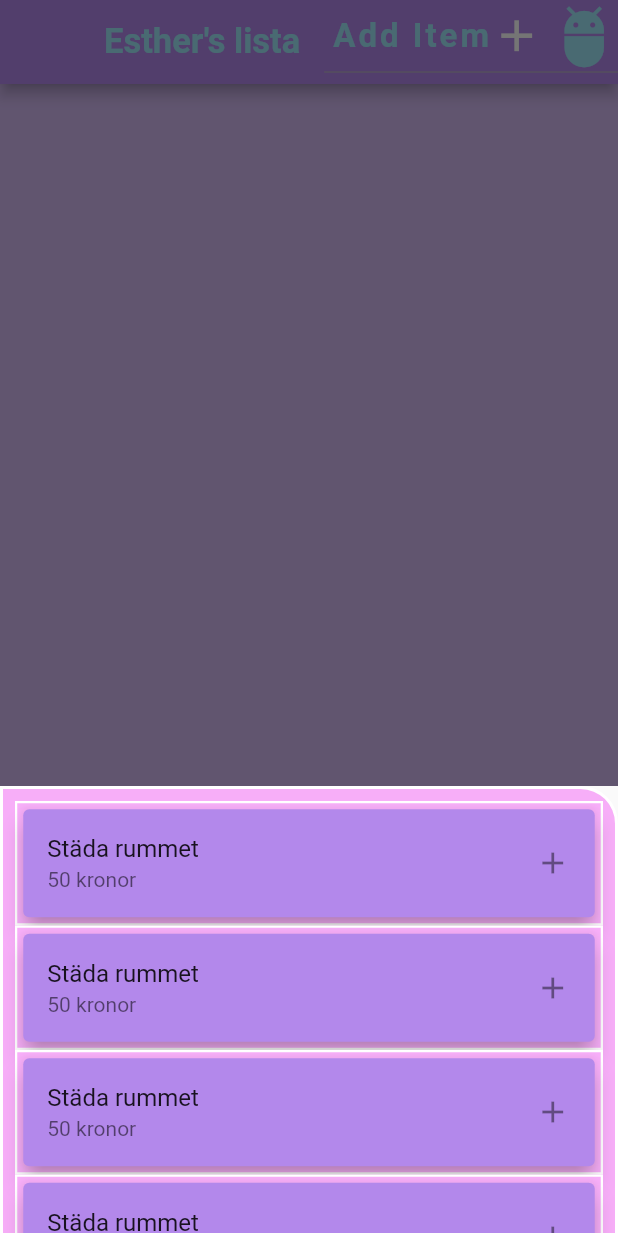
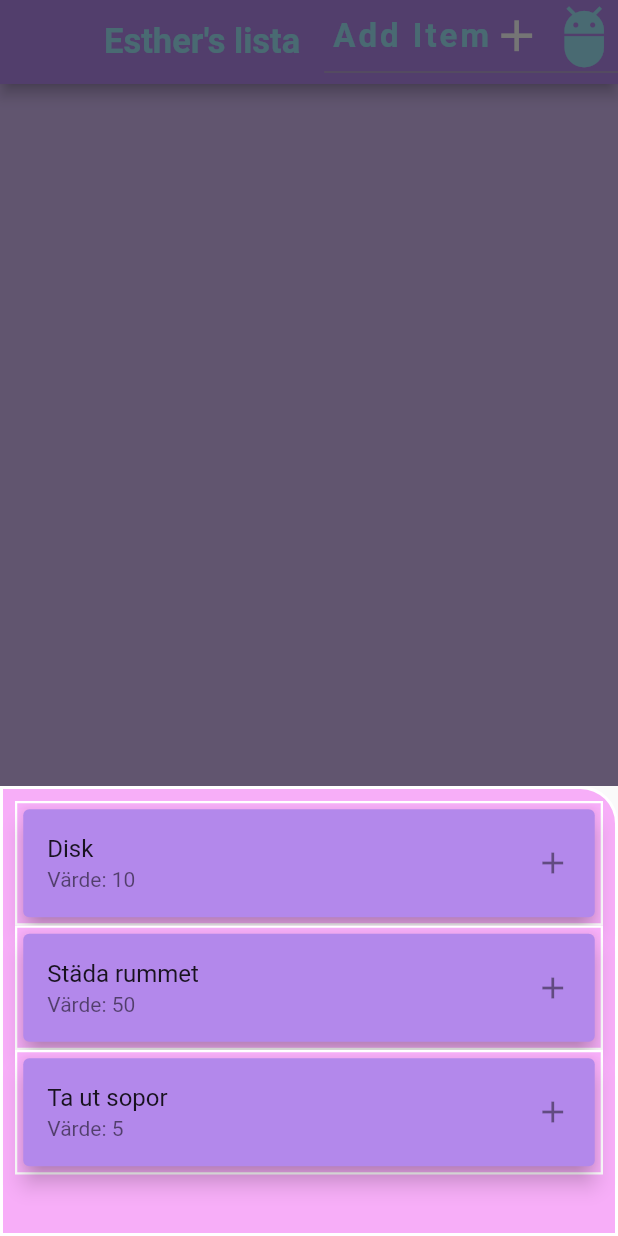
Before and after one commit to Borgersen84/weekly_allowance_app, a Flutter app: the screen it shows after launch, after a tap on the "add" icon, on a phone screen of 412 x 824 dp. Run offline on Flutter 3.47's test engine with Material 2 defaults, Android fonts, the phone set to English and light mode, and no system bars.

Commit message:
Refactor + creation of classes for new tasks and finished tasks

```diff
--- /dev/null
+++ b/lib/models/finished_task.dart
@@ -0,0 +1,19 @@
+import 'package:intl/intl.dart';
+
+class FinishedTask {
+  String _taskTitle;
+  String _taskSubmitted;
+  int _valueOfTask;
+
+  FinishedTask(this._taskTitle, this._valueOfTask);
+
+  String get taskTitle => _taskTitle;
+  int get valueOfTask => _valueOfTask;
+
+  void setTaskSubmitted(DateTime timeNow) {
+    DateFormat format = DateFormat("yyyy-MM-dd - kk:mm:ss");
+    _taskSubmitted = format.format(timeNow);
+  }
+
+  String get taskSubmitted => _taskSubmitted;
+}
--- /dev/null
+++ b/lib/models/new_task.dart
@@ -0,0 +1,13 @@
+import 'package:flutter/material.dart';
+
+class NewTask {
+  String _taskTitle;
+  int _taskValue;
+  Icon _taskIcon;
+
+  NewTask(this._taskTitle, this._taskValue, this._taskIcon);
+
+  String get taskTitle => _taskTitle;
+  int get taskValue => _taskValue;
+  Icon get taskIcon => _taskIcon;
+}
--- a/lib/screens/start_screen.dart
+++ b/lib/screens/start_screen.dart
@@ -1,28 +1,15 @@
+import 'package:esther_money_app/models/new_task.dart';
+import 'package:esther_money_app/utilities/complete_task_list.dart';
 import 'package:flutter/material.dart';
 import 'package:esther_money_app/widgets/drop_down_button.dart';
 import 'dart:core';
 import 'package:esther_money_app/utilities/constants.dart';
 import 'package:esther_money_app/widgets/menuitems/menu_item_row.dart';
 import 'package:esther_money_app/widgets/menuitems/menu_item_container.dart';
-import 'package:intl/intl.dart';
 import 'package:esther_money_app/models/weekly_money_model.dart';
+import 'package:esther_money_app/models/finished_task.dart';
 
 class StartScreen extends StatefulWidget {
-  static ListTile mainTile = ListTile(
-    title: Text("Uppgift: Disk"),
-    subtitle: Text(money),
-    onTap: () {
-      print("on tap working");
-    },
-    trailing: Text("Utförd: $thisTime"),
-  );
-
-  static DateFormat format = DateFormat("yyyy-MM-dd - kk:mm:ss");
-  static DateTime time = DateTime.now();
-  static String thisTime = format.format(time);
-  static String money = "Värde: 25 SEK";
-  static List<ListTile> myMainList = [];
-
   @override
   _StartScreenState createState() => _StartScreenState();
 }
@@ -31,22 +18,35 @@ class _StartScreenState extends State<StartScreen> {
   ListTile tile;
   List<ListTile> finishedTasks = [];
   List<ListTile> tasksToAdd = [];
+  List<NewTask> newTasks = [];
+  CompleteTaskList taskList2 = CompleteTaskList();
+
+  void addTaskToList(int index) {
+    NewTask task = newTasks[index];
+    FinishedTask newTask = FinishedTask(task.taskTitle, task.taskValue);
+    newTask.setTaskSubmitted(DateTime.now());
+    ListTile tile = ListTile(
+      title: Text(newTask.taskTitle),
+      subtitle: Text("Värde: " + newTask.valueOfTask.toString() + " SEK"),
+      trailing: Text(newTask.taskSubmitted),
+    );
+    finishedTasks.add(tile);
+  }
 
   @override
   void initState() {
     super.initState();
-    tile = ListTile(
-      title: Text("Städa rummet"),
-      trailing: Icon(Icons.add),
-      subtitle: Text("50 kronor"),
-    );
+    newTasks = taskList2.task_list;
 
-    tasksToAdd.add(tile);
-    tasksToAdd.add(tile);
-    tasksToAdd.add(tile);
-    tasksToAdd.add(tile);
-    tasksToAdd.add(tile);
-    tasksToAdd.add(tile);
+    for (NewTask task in newTasks) {
+      tile = ListTile(
+        title: Text(task.taskTitle),
+        subtitle: Text("Värde: " + task.taskValue.toString()),
+        trailing: task.taskIcon,
+      );
+
+      tasksToAdd.add(tile);
+    }
   }
 
   WeeklyMoney moneyWeekly = WeeklyMoney(
@@ -65,10 +65,6 @@ class _StartScreenState extends State<StartScreen> {
     },
   );
 
-  void addToList() {
-    StartScreen.myMainList.add(StartScreen.mainTile);
-  }
-
   List<DropdownMenuItem> addItems() {
     List<DropdownMenuItem> menuItems = [];
     menuItems.add(dropDown);
@@ -76,18 +72,6 @@ class _StartScreenState extends State<StartScreen> {
     menuItems.add(dropDown);
 
     return menuItems;
-  }
-
-  List<ListTile> listTiles() {
-    List<ListTile> modalList = [];
-    modalList.add(tile);
-    modalList.add(tile);
-    modalList.add(tile);
-    modalList.add(tile);
-    modalList.add(tile);
-    modalList.add(tile);
-
-    return modalList;
   }
 
   @override
@@ -135,7 +119,7 @@ class _StartScreenState extends State<StartScreen> {
                         return GestureDetector(
                           onTap: () {
                             setState(() {});
-                            finishedTasks.add(StartScreen.mainTile);
+                            addTaskToList(index);
                             print("GestureDetector");
                           },
                           child: AddTaskCard(
--- /dev/null
+++ b/lib/utilities/complete_task_list.dart
@@ -0,0 +1,17 @@
+import 'package:esther_money_app/models/new_task.dart';
+import 'package:flutter/material.dart';
+
+class CompleteTaskList {
+  NewTask dishes = NewTask("Disk", 10, Icon(Icons.add));
+  NewTask cleanUpRoom = NewTask("Städa rummet", 50, Icon(Icons.add));
+  NewTask takeOutTrash = NewTask("Ta ut sopor", 5, Icon(Icons.add));
+  List<NewTask> taskList = [];
+
+  CompleteTaskList() {
+    taskList.add(dishes);
+    taskList.add(cleanUpRoom);
+    taskList.add(takeOutTrash);
+  }
+
+  List<NewTask> get task_list => taskList;
+}
--- a/lib/utilities/constants.dart
+++ b/lib/utilities/constants.dart
@@ -1,4 +1,5 @@
 import 'package:flutter/material.dart';
+import 'package:esther_money_app/models/new_task.dart';
 
 const textStyle = Text("hello");
 const kMenuIcon = Icon(
```
